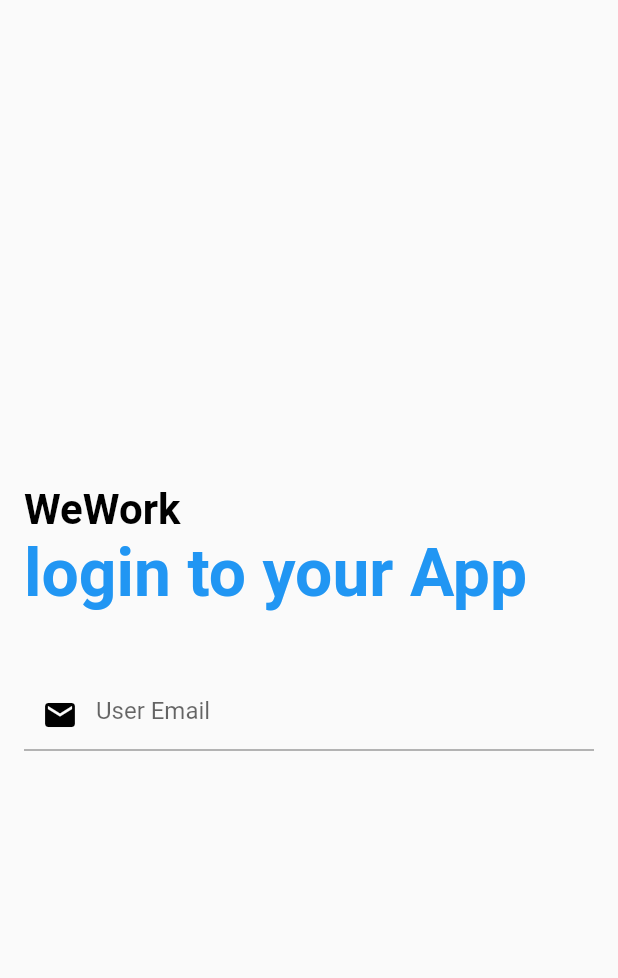
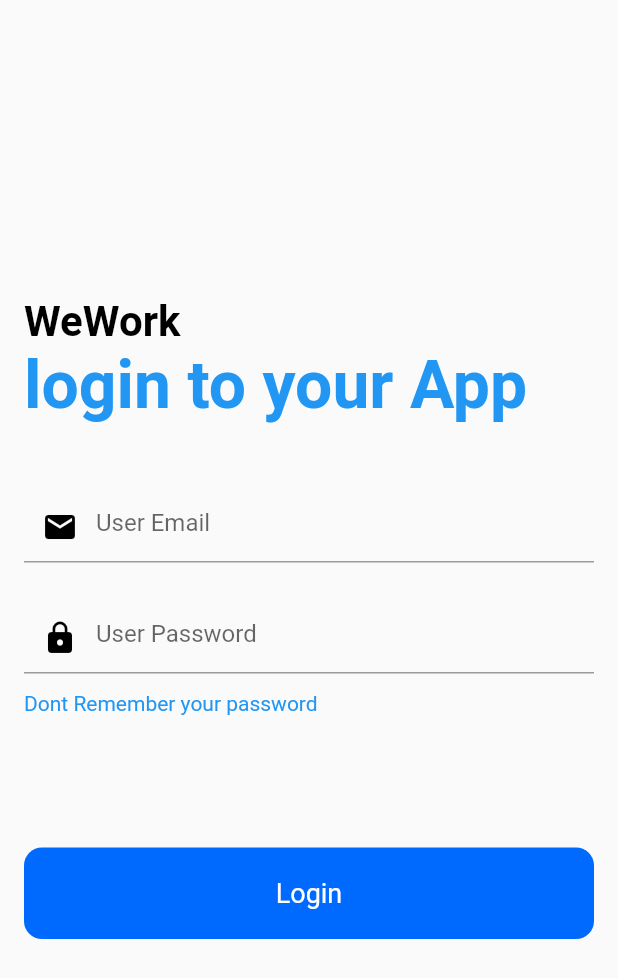
Before and after one commit to kweyaanton/wework, a Flutter app: the screen it shows after launch, on a phone screen of 412 x 824 dp. Shown: the top 978 px of the screen. Run offline on Flutter 3.47's test engine with Material 2 defaults, Android fonts, the phone set to English and light mode, and no system bars.

Commit message:
login page

```diff
--- a/app/lib/main.dart
+++ b/app/lib/main.dart
@@ -48,8 +48,8 @@ class _loginpageState extends State<loginpage> {
       child: Column(
         mainAxisAlignment: MainAxisAlignment.center,
         crossAxisAlignment: CrossAxisAlignment.start,
-        children: const [
-          Text(
+        children: [
+          const Text(
             "WeWork",
             style: TextStyle(
               color: Colors.black,
@@ -57,21 +57,58 @@ class _loginpageState extends State<loginpage> {
               fontWeight: FontWeight.bold,
             ),
           ),
-          Text(
+          const Text(
             "login to your App",
             style: TextStyle(
                 color: Colors.blue,
                 fontSize: 44.0,
                 fontWeight: FontWeight.bold),
           ),
-          SizedBox(
+          const SizedBox(
             height: 44.0,
           ),
-          TextField(
+          const TextField(
             keyboardType: TextInputType.emailAddress,
-            decoration: const InputDecoration(
-                hintText: "User Email",
-                prefixIcon: Icon(Icons.mail, color: Colors.black)),
+            decoration: InputDecoration(
+              hintText: "User Email",
+              prefixIcon: Icon(Icons.mail, color: Colors.black),
+            ),
+          ),
+          const SizedBox(
+            height: 26.0,
+          ),
+          const TextField(
+            obscureText: true,
+            decoration: InputDecoration(
+              hintText: "User Password",
+              prefixIcon: Icon(Icons.lock, color: Colors.black),
+            ),
+          ),
+          const SizedBox(
+            height: 12.0,
+          ),
+          const Text(
+            "Dont Remember your password",
+            style: TextStyle(color: Colors.blue),
+          ),
+          const SizedBox(
+            height: 88.0,
+          ),
+          Container(
+            width: double.infinity,
+            child: RawMaterialButton(
+              fillColor: Color(0xFF0069FE),
+              elevation: 0.0,
+              padding: EdgeInsets.symmetric(vertical: 20.0),
+              shape: RoundedRectangleBorder(
+                  borderRadius: BorderRadius.circular(12.0)),
+              onPressed: () {},
+              child: Text("Login",
+                  style: TextStyle(
+                    color: Colors.white,
+                    fontSize: 18.0,
+                  )),
+            ),
           ),
         ],
       ),
```
